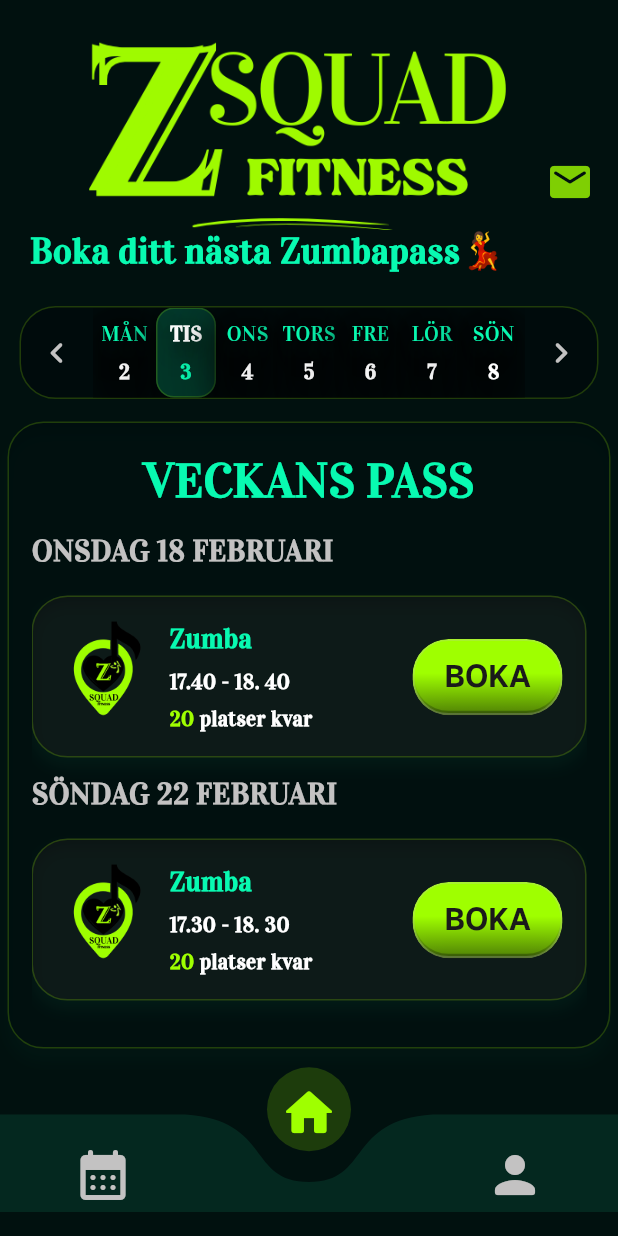
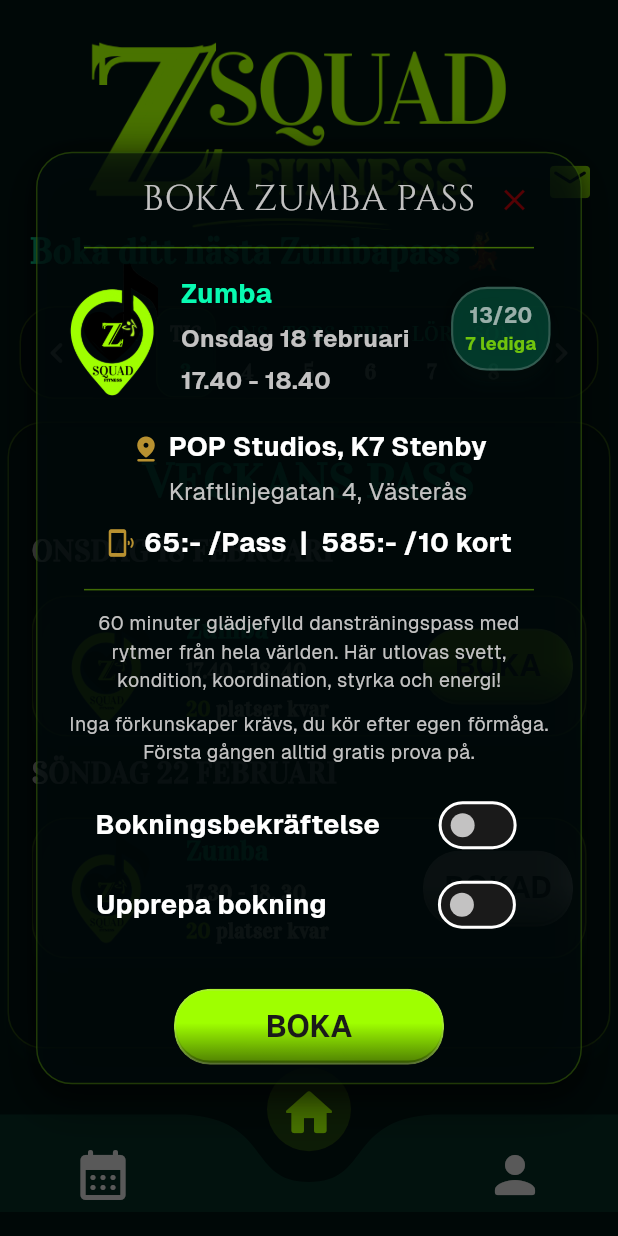
Before and after one commit to FridaEriksson95/ZSquadFitness, a Flutter app: the screen it shows once a user with an empty profile is signed in, scrolled down 72 dp, after a tap on "BOKA", on a phone screen of 412 x 824 dp. Run offline on Flutter 3.47's test engine with Material 3 defaults, Android fonts, the light colour scheme and no system bars; drawn by our look-alikes of curved_navigation_bar; our stand-ins replace cloud_firestore, firebase_auth, firebase_core, google_sign_in; accounts and stored records are empty; network calls fail.

Commit message:
bookingdialog design fixed, with information about class and switch buttons for repeat and confirmation

```diff
--- /dev/null
+++ b/lib/ui/components/booking_dialog.dart
@@ -0,0 +1,359 @@
+import 'package:flutter/material.dart';
+import 'package:zsquadfitness/ui/components/primary_button.dart';
+import 'package:zsquadfitness/ui/constants/gaps.dart';
+import 'package:zsquadfitness/ui/theme/app_assets.dart';
+import 'package:zsquadfitness/ui/theme/app_colors.dart';
+import 'package:zsquadfitness/ui/theme/app_textstyles.dart';
+
+class BookingDialog extends StatefulWidget {
+  const BookingDialog({super.key});
+
+  @override
+  State<BookingDialog> createState() => _BookingDialogState();
+}
+
+class _BookingDialogState extends State<BookingDialog> {
+  bool _sendConfirmation = false;
+  bool _repeatBooking = false;
+  String _repeatDay = 'Varje onsdag';
+  String _repeatWeeks = '3 veckor fram';
+
+  @override
+  Widget build(BuildContext context) {
+    return Dialog(
+      shape: RoundedRectangleBorder(borderRadius: borderRadiusBig),
+      backgroundColor: Colors.transparent,
+      insetPadding: paddingVH,
+      child: Container(
+        decoration: BoxDecoration(
+          color: AppColors.dark.withValues(alpha: 0.62),
+          borderRadius: borderRadiusBig,
+          border: borderCard,
+          boxShadow: [shadowGlass1, shadowGlass2, shadowGlass3],
+        ),
+        child: Column(
+          mainAxisSize: MainAxisSize.min,
+          children: [
+            Padding(
+              padding: paddingOnlyLRT,
+              child: Stack(
+                alignment: Alignment.center,
+                children: [
+                  Text(
+                    'BOKA ZUMBA PASS',
+                    style: AppTextStyles.h1,
+                    textAlign: TextAlign.center,
+                  ),
+
+                  Align(
+                    alignment: Alignment.centerRight,
+                    child: IconButton(
+                      icon: Icon(Icons.close, color: AppColors.darkRed),
+                      onPressed: () => Navigator.pop(context),
+                    ),
+                  ),
+                ],
+              ),
+            ),
+            SizedBox(
+              width: 300,
+              child: Divider(color: AppColors.neonGreen.withValues(alpha: 0.4)),
+            ),
+
+            Padding(
+              padding: paddingH20,
+              child: Column(
+                crossAxisAlignment: CrossAxisAlignment.center,
+                children: [
+                  Row(
+                    crossAxisAlignment: CrossAxisAlignment.center,
+                    children: [
+                      Container(
+                        width: 60,
+                        height: 90,
+                        child: Center(
+                          child: Image.asset(
+                            AppAssets.logoBlack,
+                            width: 60,
+                            height: 90,
+                            fit: BoxFit.cover,
+                          ),
+                        ),
+                      ),
+
+                      Expanded(
+                        child: Center(
+                          child: Column(
+                            crossAxisAlignment: CrossAxisAlignment.start,
+                            children: [
+                              gapH10,
+                              Text('Zumba', style: AppTextStyles.hT),
+                              gapH5,
+                              Text('Onsdag 18 februari'),
+                              gapH5,
+                              Text('17.40 - 18.40'),
+                            ],
+                          ),
+                        ),
+                      ),
+                      gapW12,
+
+                      Container(
+                        padding: paddingAll8,
+                        decoration: BoxDecoration(
+                          color: AppColors.turquise.withValues(alpha: 0.2),
+                          borderRadius: borderRadiusBig,
+                          border: buttonGlassBorder,
+                          boxShadow: [shadow, shadowGlass2, shadowGlass3],
+                        ),
+                        child: Column(
+                          children: [
+                            Text(
+                              '13/20',
+                              style: TextStyle(
+                                color: Colors.white.withValues(alpha: 0.6),
+                                fontWeight: FontWeight.bold,
+                                fontSize: 14,
+                              ),
+                            ),
+                            Text(
+                              '7 lediga',
+                              style: AppTextStyles.hT.copyWith(
+                                color: AppColors.neonGreen.withValues(
+                                  alpha: 0.7,
+                                ),
+                                fontSize: 12,
+                              ),
+                            ),
+                          ],
+                        ),
+                      ),
+                    ],
+                  ),
+                  gapH20,
+                  Center(
+                    child: Column(
+                      mainAxisSize: MainAxisSize.min,
+                      children: [
+                        Row(
+                          crossAxisAlignment: CrossAxisAlignment.start,
+                          mainAxisSize: MainAxisSize.min,
+                          children: [
+                            Padding(
+                              padding: paddingOnlyTSmall,
+                              child: Icon(
+                                Icons.pin_drop_rounded,
+                                color: AppColors.gold,
+                                size: 20,
+                              ),
+                            ),
+                            gapW5,
+                            Column(
+                              crossAxisAlignment: CrossAxisAlignment.start,
+                              children: [
+                                Text(
+                                  'POP Studios, K7 Stenby',
+                                  style: AppTextStyles.hT.copyWith(
+                                    color: Colors.white,
+                                  ),
+                                ),
+                                gapH5,
+                                Text(
+                                  'Kraftlinjegatan 4, Västerås',
+                                  style: TextStyle(fontWeight: FontWeight.w200),
+                                ),
+                              ],
+                            ),
+                          ],
+                        ),
+
+                        gapH10,
+
+                        Row(
+                          mainAxisSize: MainAxisSize.min,
+                          children: [
+                            Icon(
+                              Icons.phonelink_ring_rounded,
+                              color: AppColors.gold,
+                              size: 20,
+                            ),
+                            gapW5,
+                            Text(
+                              '65:- /Pass  |  585:- /10 kort',
+                              style: AppTextStyles.hT.copyWith(
+                                color: Colors.white,
+                              ),
+                            ),
+                          ],
+                        ),
+                        gapH10,
+
+                        SizedBox(
+                          width: 300,
+                          child: Divider(
+                            color: AppColors.neonGreen.withValues(alpha: 0.4),
+                          ),
+                        ),
+                      ],
+                    ),
+                  ),
+                  gapH5,
+
+                  if (!_repeatBooking) ...[
+                    Text(
+                      '60 minuter glädjefylld dansträningspass med rytmer från hela världen. Här utlovas svett, kondition, koordination, styrka och energi!',
+                      style: TextStyle(
+                        fontWeight: FontWeight.w200,
+                        fontSize: 13,
+                      ),
+                      textAlign: TextAlign.center,
+                    ),
+                    gapH10,
+                    Text(
+                      'Inga förkunskaper krävs, du kör efter egen förmåga. Första gången alltid gratis prova på.',
+                      style: TextStyle(
+                        fontWeight: FontWeight.w200,
+                        fontSize: 13,
+                      ),
+                      textAlign: TextAlign.center,
+                    ),
+                    gapH15,
+                  ],
+                ],
+              ),
+            ),
+
+            Padding(
+              padding: paddingH20,
+              child: Column(
+                children: [
+                  Row(
+                    mainAxisAlignment: MainAxisAlignment.center,
+                    children: [
+                      Text(
+                        'Bokningsbekräftelse',
+                        style: AppTextStyles.hT.copyWith(color: Colors.white),
+                        overflow: TextOverflow.ellipsis,
+                      ),
+                      gapW35,
+                      Switch(
+                        value: _sendConfirmation,
+                        onChanged: (choice) =>
+                            setState(() => _sendConfirmation = choice),
+                        activeColor: AppColors.neonGreen,
+                        inactiveThumbColor: AppColors.lightGrey,
+                        inactiveTrackColor: AppColors.lightBlack,
+                      ),
+                    ],
+                  ),
+                  gapH5,
+                  Row(
+                    mainAxisAlignment: MainAxisAlignment.center,
+                    children: [
+                      Text(
+                        'Upprepa bokning',
+                        style: AppTextStyles.hT.copyWith(color: Colors.white),
+                        overflow: TextOverflow.ellipsis,
+                      ),
+                      gapW70,
+                      Switch(
+                        value: _repeatBooking,
+                        onChanged: (choice) =>
+                            setState(() => _repeatBooking = choice),
+                        activeColor: AppColors.neonGreen,
+                        inactiveThumbColor: AppColors.lightGrey,
+                        inactiveTrackColor: AppColors.lightBlack,
+                      ),
+                    ],
+                  ),
+                  if (_repeatBooking) ...[
+                    gapH10,
+                    Row(
+                      children: [
+                        Expanded(
+                          child: DropdownButtonFormField<String>(
+                            value: _repeatDay,
+                            isExpanded: true,
+                            decoration: InputDecoration(
+                              filled: true,
+                              fillColor: AppColors.lightBlack.withValues(
+                                alpha: 0.6,
+                              ),
+                              border: OutlineInputBorder(
+                                borderRadius: borderRadiusSmall,
+                                borderSide: BorderSide.none,
+                              ),
+                              contentPadding: paddingVH,
+                            ),
+                            items: ['Varje onsdag', 'Varje söndag']
+                                .map(
+                                  (day) => DropdownMenuItem(
+                                    value: day,
+                                    child: Text(day),
+                                  ),
+                                )
+                                .toList(),
+                            onChanged: (choice) =>
+                                setState(() => _repeatDay = choice!),
+                          ),
+                        ),
+                        gapW10,
+                        Expanded(
+                          child: DropdownButtonFormField<String>(
+                            value: _repeatWeeks,
+                            isExpanded: true,
+                            decoration: InputDecoration(
+                              filled: true,
+                              fillColor: AppColors.lightBlack.withValues(
+                                alpha: 0.6,
+                              ),
+                              border: OutlineInputBorder(
+                                borderRadius: borderRadiusSmall,
+                                borderSide: BorderSide.none,
+                              ),
+                              contentPadding: paddingVH,
+                            ),
+                            items:
+                                [
+                                      '2 veckor fram',
+                                      '3 veckor fram',
+                                      '5 veckor fram',
+                                    ]
+                                    .map(
+                                      (w) => DropdownMenuItem(
+                                        value: w,
+                                        child: Text(w),
+                                      ),
+                                    )
+                                    .toList(),
+                            onChanged: (choice) =>
+                                setState(() => _repeatWeeks = choice!),
+                          ),
+                        ),
+                      ],
+                    ),
+                  ],
+                ],
+              ),
+            ),
+            gapH20,
+            Padding(
+              padding: paddingVH,
+              child: SizedBox(
+                width: 180,
+                child: PrimaryButton(
+                  text: 'BOKA',
+                  color: AppColors.neonGreen,
+                  onPressed: () {
+                    //TODO bokningslogik
+                    Navigator.pop(context);
+                  },
+                ),
+              ),
+            ),
+          ],
+        ),
+      ),
+    );
+  }
+}
--- a/lib/ui/components/class_card.dart
+++ b/lib/ui/components/class_card.dart
@@ -30,7 +30,7 @@
         gapH15,
 
         Container(
-          padding: paddingAll15,
+          padding: paddingAll8,
           decoration: BoxDecoration(
             color: AppColors.lightBlack.withValues(alpha: 0.45),
             borderRadius: borderRadiusBig,
@@ -41,16 +41,10 @@
             crossAxisAlignment: CrossAxisAlignment.start,
             children: [
               Container(
-                width: 64,
-                height: 64,
-
+                width: 82,
+                height: 75,
                 child: Center(
-                  child: Image.asset(
-                    AppAssets.logoBlack,
-                    width: 100,
-                    height: 100,
-                    fit: BoxFit.contain,
-                  ),
+                  child: Image.asset(AppAssets.logoBlack, fit: BoxFit.contain),
                 ),
               ),
               gapW12,
--- a/lib/ui/components/home_card.dart
+++ b/lib/ui/components/home_card.dart
@@ -1,4 +1,5 @@
 import 'package:flutter/material.dart';
+import 'package:zsquadfitness/ui/components/booking_dialog.dart';
 import 'package:zsquadfitness/ui/components/class_card.dart';
 import 'package:zsquadfitness/ui/constants/gaps.dart';
 import 'package:zsquadfitness/ui/theme/app_colors.dart';
@@ -60,14 +61,19 @@
                       time: '17.40 - 18. 40',
                       spotsLeft: 20,
                       isBooked: false,
-                      onBookTap: () {},
+                      onBookTap: () {
+                        showDialog(
+                          context: context,
+                          builder: (context) => const BookingDialog(),
+                        );
+                      },
                     ),
 
                     ClassCard(
                       date: 'Söndag 22 februari',
                       time: '17.30 - 18. 30',
                       spotsLeft: 20,
-                      isBooked: false,
+                      isBooked: true,
                       onBookTap: () {},
                     ),
                   ],
--- a/lib/ui/constants/gaps.dart
+++ b/lib/ui/constants/gaps.dart
@@ -6,12 +6,14 @@
 const gapH15 = SizedBox(height: 15.0);
 const gapH20 = SizedBox(height: 20.0);
 const gapH30 = SizedBox(height: 30.0);
+const gapBottom = SizedBox(height: 120);
 
 const gapW5 = SizedBox(width: 5.0);
 const gapW10 = SizedBox(width: 10.0);
 const gapW12 = SizedBox(width: 12.0);
+const gapW35 = SizedBox(width: 35.0);
 const gapW48 = SizedBox(width: 48.0);
-const gapBottom = SizedBox(height: 120);
+const gapW70 = SizedBox(width: 70.0);
 
 const paddingH16 = EdgeInsets.symmetric(horizontal: 16.0);
 const paddingH20 = EdgeInsets.symmetric(horizontal: 20.0);
@@ -29,6 +31,7 @@
 const paddingOnlyLRT = EdgeInsets.only(left: 20, right: 20, top: 7.0);
 const paddingOnlyLR = EdgeInsets.only(left: 13, right: 13);
 const paddingOnlyT = EdgeInsets.only(top: 30);
+const paddingOnlyTSmall = EdgeInsets.only(top: 4);
 
 const marginAll5 = EdgeInsets.all(5.0);
 const marginOnlyRL = EdgeInsets.only(left: 10, right: 10);
--- a/lib/ui/theme/app_textstyles.dart
+++ b/lib/ui/theme/app_textstyles.dart
@@ -52,7 +52,7 @@
   );
 
   static const TextStyle bodyMedium = TextStyle(
-    fontFamily: 'VidaLoka',
+    fontFamily: 'Geist',
     fontSize: 16,
     fontWeight: FontWeight.bold,
     color: AppColors.lightGrey,
```
